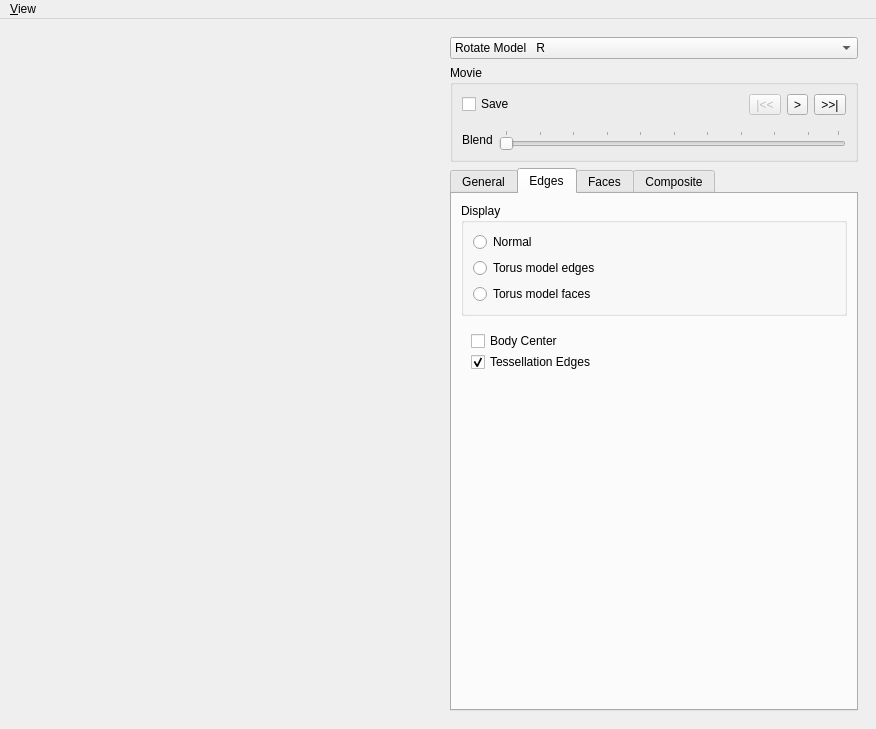
This is MainWindow.ui in danlipsa/foamvis as Qt 5 draws it before an edit. The edited form follows.
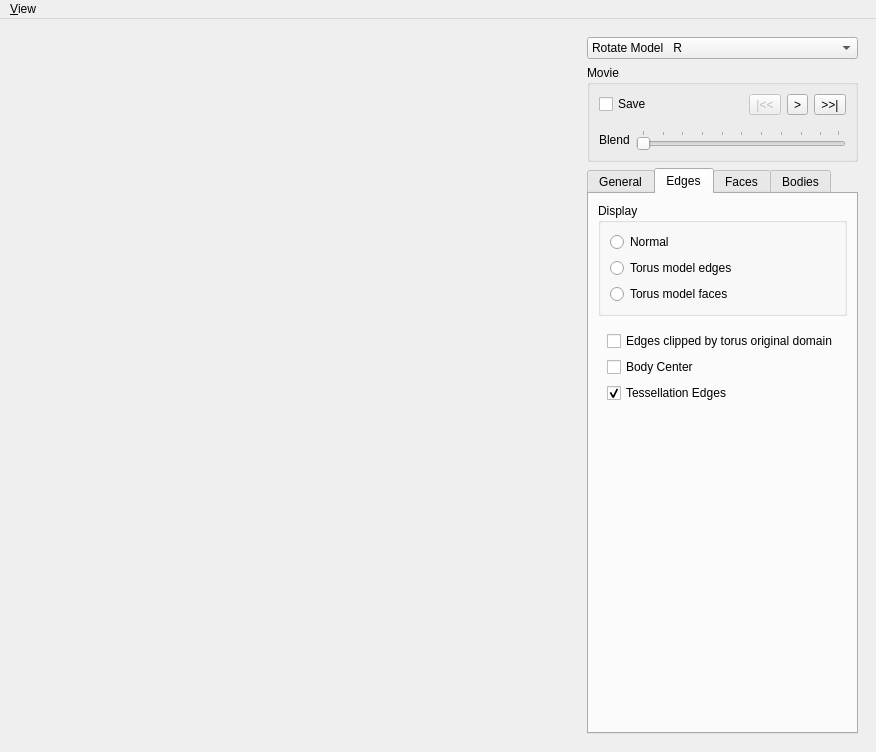
This is the edited form. The open tabs and pages were chosen to show the change. Custom widgets are drawn as their Qt base class.

```diff
--- a/MainWindow.ui
+++ b/MainWindow.ui
@@ -7,14 +7,14 @@
     <x>0</x>
     <y>0</y>
     <width>876</width>
-    <height>729</height>
+    <height>752</height>
    </rect>
   </property>
   <property name="windowTitle">
    <string>MainWindow</string>
   </property>
   <widget class="QWidget" name="centralwidget">
-   <layout class="QHBoxLayout" name="horizontalLayout_3">
+   <layout class="QHBoxLayout" name="horizontalLayout_3" stretch="1,0">
     <item>
      <widget class="DisplayWidget" name="widgetDisplay" native="true">
       <property name="sizePolicy">
@@ -345,22 +345,6 @@
              </layout>
             </widget>
            </item>
-           <item>
-            <widget class="QGroupBox" name="groupBoxTorusOriginalDomain">
-             <property name="title">
-              <string>Torus Original Domain</string>
-             </property>
-             <layout class="QVBoxLayout" name="verticalLayout_22">
-              <item>
-               <widget class="QCheckBox" name="checkBoxTorusOriginalDomainWrapInside">
-                <property name="text">
-                 <string>Clipped</string>
-                </property>
-               </widget>
-              </item>
-             </layout>
-            </widget>
-           </item>
            <item>
             <widget class="QWidget" name="widgetAngleOfView" native="true">
              <layout class="QHBoxLayout" name="horizontalLayout_4">
@@ -483,35 +467,45 @@
              </property>
              <widget class="QWidget" name="pageEdgesEmpty"/>
              <widget class="QWidget" name="pageEdgesNormal">
-              <widget class="QCheckBox" name="checkBoxEdgesBodyCenter">
-               <property name="geometry">
-                <rect>
-                 <x>10</x>
-                 <y>9</y>
-                 <width>102</width>
-                 <height>20</height>
-                </rect>
-               </property>
-               <property name="text">
-                <string>Body Center</string>
-               </property>
-              </widget>
-              <widget class="QCheckBox" name="checkBoxEdgesTessellation">
-               <property name="geometry">
-                <rect>
-                 <x>10</x>
-                 <y>30</y>
-                 <width>142</width>
-                 <height>20</height>
-                </rect>
-               </property>
-               <property name="text">
-                <string>Tessellation Edges</string>
-               </property>
-               <property name="checked">
-                <bool>true</bool>
-               </property>
-              </widget>
+              <layout class="QVBoxLayout" name="verticalLayout_15">
+               <item>
+                <widget class="QCheckBox" name="checkBoxTorusOriginalDomainWrapInside">
+                 <property name="text">
+                  <string>Edges clipped by torus original domain</string>
+                 </property>
+                </widget>
+               </item>
+               <item>
+                <widget class="QCheckBox" name="checkBoxEdgesBodyCenter">
+                 <property name="text">
+                  <string>Body Center</string>
+                 </property>
+                </widget>
+               </item>
+               <item>
+                <widget class="QCheckBox" name="checkBoxEdgesTessellation">
+                 <property name="text">
+                  <string>Tessellation Edges</string>
+                 </property>
+                 <property name="checked">
+                  <bool>true</bool>
+                 </property>
+                </widget>
+               </item>
+               <item>
+                <spacer name="verticalSpacer_4">
+                 <property name="orientation">
+                  <enum>Qt::Vertical</enum>
+                 </property>
+                 <property name="sizeHint" stdset="0">
+                  <size>
+                   <width>20</width>
+                   <height>0</height>
+                  </size>
+                 </property>
+                </spacer>
+               </item>
+              </layout>
              </widget>
             </widget>
            </item>
@@ -693,7 +687,7 @@
          </widget>
          <widget class="QWidget" name="composite">
           <attribute name="title">
-           <string>Composite</string>
+           <string>Bodies</string>
           </attribute>
           <layout class="QVBoxLayout" name="verticalLayout_11">
            <item>
```
Left out of the diff: 234 changed lines with no effect on the pictures.
